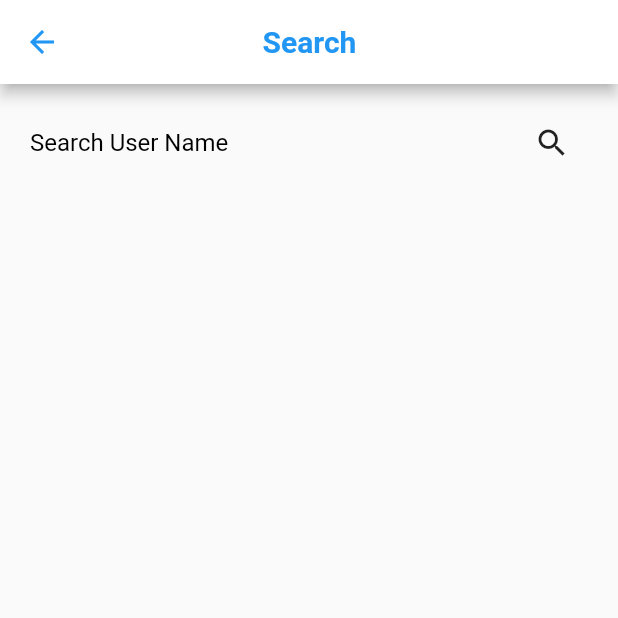
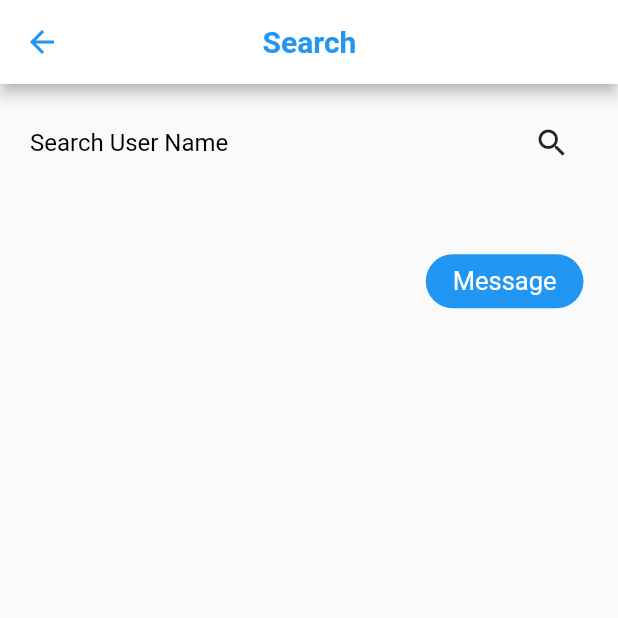
Before and after one commit to MohamadRz985/firebase_chat_app, a Flutter app: the SearchScreen screen opened directly, after a tap on the "search" icon, on a phone screen of 412 x 824 dp, the top half of it. Run offline on Flutter 3.47's test engine with Material 2 defaults, Android fonts, the light colour scheme and no system bars; our stand-ins replace cloud_firestore, firebase_auth, firebase_core, validators; accounts and stored records are empty.

Commit message:
Adding Search without messaging

```diff
--- a/lib/screens/search.dart
+++ b/lib/screens/search.dart
@@ -1,6 +1,8 @@
+import 'package:cloud_firestore/cloud_firestore.dart';
 import 'package:firebase_chat_make/helper/authenticat.dart';
 import 'package:firebase_chat_make/screens/chatRoom.dart';
 import 'package:firebase_chat_make/services/auth.dart';
+import 'package:firebase_chat_make/services/database.dart';
 import 'package:firebase_chat_make/widgets/myWidgets.dart';
 import 'package:flutter/material.dart';
 
@@ -12,11 +14,53 @@ class SearchScreen extends StatefulWidget {
 }
 
 class _SearchScreenState extends State<SearchScreen> {
-  TextEditingController? searchUserText;
+  TextEditingController searchUserText = TextEditingController();
+  DatabaseMethods dbm = DatabaseMethods();
   AuthMethods auth = AuthMethods();
+  QuerySnapshot? searchSnapshot;
+
+  //!SearchList Making ====================
+  Widget searchList() {
+    return searchSnapshot != null
+        ? ListView.builder(
+            shrinkWrap: true,
+            itemBuilder: (context, index) {
+              return SearchTile(
+                userEmail: searchSnapshot!.docs[index].get("userEmail"),
+                userName: searchSnapshot!.docs[index].get("userName"),
+              );
+            },
+            itemCount: searchSnapshot!.docs.length)
+        : Container();
+  }
+
+  //! Create Chatroom ,send User to conversation ========
+
+  // createChatroomStartConversation(String userName) {
+
+  //   List<String> users = [userName,]
+  //   dbm.createChatRoom();
+  // }
+
+  //!Making Search Function (This Value is _JsonQuerySnapshot )======
+  initialeSearch() {
+    dbm.getUsersbyUserName(searchUserText.text).then((value) {
+      setState(() {
+        searchSnapshot = value;
+      });
+    });
+  }
+
+  @override
+  void initState() {
+    super.initState();
+    // initialeSearch();
+  }
+
   @override
   Widget build(BuildContext context) {
     return Scaffold(
+      //!AppBar ==========================
       appBar: AppBar(
         leading: IconButton(
             onPressed: () {
@@ -38,6 +82,7 @@ class _SearchScreenState extends State<SearchScreen> {
         ),
         backgroundColor: Colors.white,
       ),
+      //!Body ==============
       body: Column(
         children: [
           Padding(
@@ -45,6 +90,7 @@ class _SearchScreenState extends State<SearchScreen> {
             child: Row(
               children: [
                 Expanded(
+                  //!TextFields ===================
                   child: TextField(
                     controller: searchUserText,
                     decoration: const InputDecoration(
@@ -56,12 +102,68 @@ class _SearchScreenState extends State<SearchScreen> {
                 const SizedBox(
                   width: 10,
                 ),
-                IconButton(onPressed: () {}, icon: const Icon(Icons.search))
+                IconButton(
+                    onPressed: () {
+                      initialeSearch();
+                    },
+                    icon: const Icon(Icons.search))
               ],
             ),
+          ),
+          const SizedBox(height: 15),
+          // const Divider(color: Colors.blue, height: 5, thickness: 2),
+
+          //! Show SearchList ==========================
+          Padding(
+            padding: const EdgeInsets.fromLTRB(8, 20, 8, 0),
+            child: Container(
+                padding: const EdgeInsets.symmetric(horizontal: 15),
+                child: searchList()),
           )
         ],
       ),
     );
   }
 }
+
+//! widget for making searchlist Tile ============
+
+class SearchTile extends StatelessWidget {
+  const SearchTile({Key? key, this.userEmail, this.userName}) : super(key: key);
+
+  final String? userName;
+  final String? userEmail;
+
+  @override
+  Widget build(BuildContext context) {
+    return Container(
+      child: Row(children: [
+        Column(
+          crossAxisAlignment: CrossAxisAlignment.start,
+          children: [
+            Text(
+              userName!,
+            ),
+            const SizedBox(
+              height: 5,
+            ),
+            Text(userEmail!)
+          ],
+        ),
+        const Spacer(),
+        InkWell(
+          onTap: () {},
+          child: Container(
+            padding: const EdgeInsets.symmetric(horizontal: 18, vertical: 8),
+            child: const Text(
+              "Message",
+              style: TextStyle(color: Colors.white, fontSize: 17),
+            ),
+            decoration: BoxDecoration(
+                color: Colors.blue, borderRadius: BorderRadius.circular(30)),
+          ),
+        )
+      ]),
+    );
+  }
+}
--- a/lib/screens/signup.dart
+++ b/lib/screens/signup.dart
@@ -2,6 +2,7 @@ import 'dart:async';
 
 import 'package:firebase_chat_make/screens/chatRoom.dart';
 import 'package:firebase_chat_make/services/auth.dart';
+import 'package:firebase_chat_make/services/database.dart';
 import 'package:firebase_chat_make/widgets/myWidgets.dart';
 import 'package:flutter/material.dart';
 import 'package:validators/validators.dart';
@@ -15,6 +16,7 @@ class SignUp extends StatefulWidget {
 }
 
 class _SignUpState extends State<SignUp> {
+  DatabaseMethods dbm = DatabaseMethods();
   AuthMethods auth = AuthMethods();
   var userNameController = TextEditingController();
   var userEmailController = TextEditingController();
@@ -34,26 +36,24 @@ class _SignUpState extends State<SignUp> {
       auth
           .signUpWithEmail(userEmailController.text, userPassController.text)
           .then((value) {
-        print("the value is :$value");
+        // print("the value is :$value");
+        Map<String, String> userInfoMap = {
+          "userName": userNameController.text,
+          "userEmail": userEmailController.text,
+          "userPassword": userPassController.text,
+          "userPhoneNumber": userPhoneController.text
+        };
+        dbm.uploadUserData(userInfoMap);
         Navigator.pushReplacement(
             context, MaterialPageRoute(builder: (context) => const ChatRoom()));
       });
     }
-
-    // if (formKey.currentState!.validate()) {
-    //   Map<String, String> userInfoMap = {
-    //     "userName": userNameController.text,
-    //     "userEmail": userEmailController.text,
-    //     "userPassword": userPassController.text,
-    //     "userPhoneNumber": userPhoneController.text
-    //   };
-    // }
   }
 
-  //     // //!Use SharedPrefrences to save USer data from SignupFields==========
-  //     // HelperFunctions.saveUserEmailSharedPref(userNameController.text);
-  //     // HelperFunctions.saveUserEmailSharedPref(userEmailController.text);
-  //     // HelperFunctions.saveUserPassSharedPref(userPassController.text);
+  // //!Use SharedPrefrences to save USer data from SignupFields==========
+  // HelperFunctions.saveUserEmailSharedPref(userNameController.text);
+  // HelperFunctions.saveUserEmailSharedPref(userEmailController.text);
+  // HelperFunctions.saveUserPassSharedPref(userPassController.text);
   //     setState(() {
   //       isLoading = true;
   //     });
--- /dev/null
+++ b/lib/services/database.dart
@@ -0,0 +1,24 @@
+import 'package:cloud_firestore/cloud_firestore.dart';
+
+class DatabaseMethods {
+  getUsersbyUserName(String userName) async {
+    return await FirebaseFirestore.instance
+        .collection("users")
+        .where("userName", isEqualTo: userName)
+        .get();
+  }
+
+  uploadUserData(userMap) {
+    FirebaseFirestore.instance.collection("users").add(userMap);
+  }
+
+  createChatRoom(String chatroomId, chatRoomMap) {
+    FirebaseFirestore.instance
+        .collection("Chatrooms")
+        .doc(chatroomId)
+        .set(chatRoomMap)
+        .catchError((e) {
+      print(e);
+    });
+  }
+}
--- a/pubspec.yaml
+++ b/pubspec.yaml
@@ -37,6 +37,7 @@ dependencies:
   firebase_auth: ^3.3.14
   firebase_core: ^1.15.0
   validators: ^3.0.0
+  cloud_firestore: ^3.1.13
 
 
 
```
Also changed, not shown: pubspec.lock, 1 other file.
